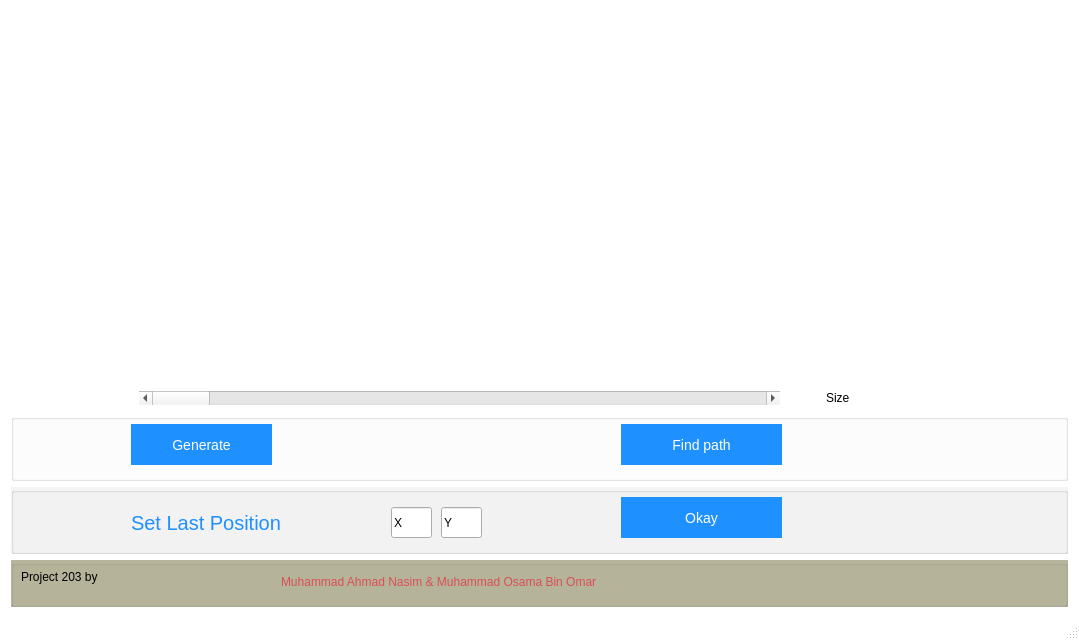
Before: the Qt Designer form osama.ui in bullheadandplato/DijkstraShortpathQTandOpenGL, drawn with Qt 5.
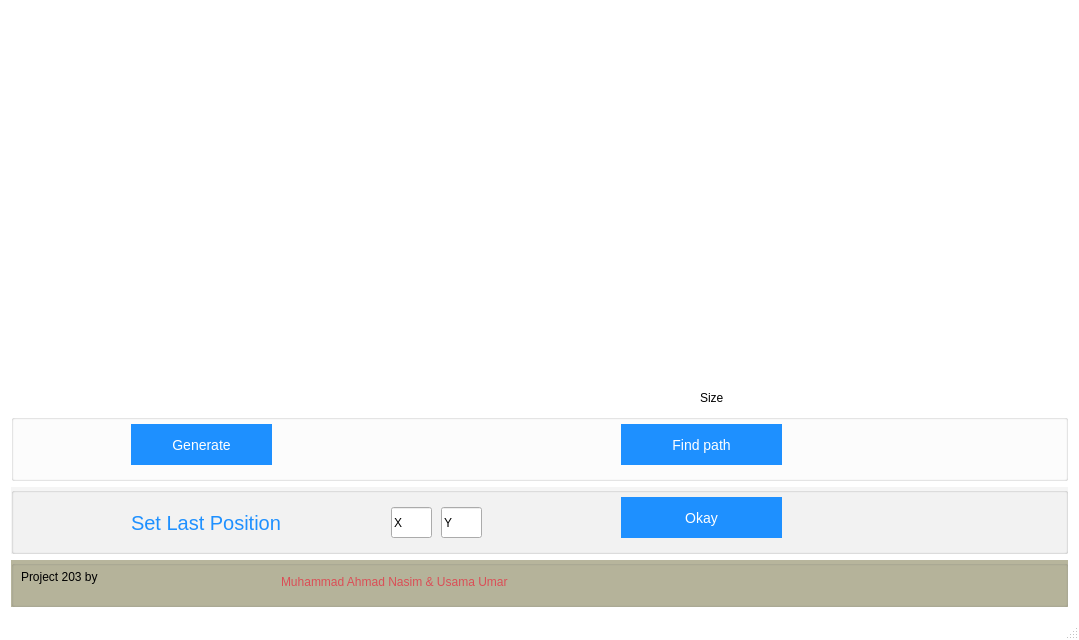
After: the same form once the commit is applied. Custom widgets are drawn as their Qt base class.

```diff
--- a/osama.ui
+++ b/osama.ui
@@ -87,19 +87,6 @@
         </property>
        </spacer>
       </item>
-      <item>
-       <widget class="QScrollBar" name="horizontalScrollBar">
-        <property name="sizePolicy">
-         <sizepolicy hsizetype="Preferred" vsizetype="Fixed">
-          <horstretch>100</horstretch>
-          <verstretch>0</verstretch>
-         </sizepolicy>
-        </property>
-        <property name="orientation">
-         <enum>Qt::Horizontal</enum>
-        </property>
-       </widget>
-      </item>
       <item>
        <spacer name="horizontalSpacer_4">
         <property name="orientation">
@@ -308,7 +295,7 @@
         </sizepolicy>
        </property>
        <property name="text">
-        <string>Muhammad Ahmad Nasim &amp; Muhammad Osama Bin Omar</string>
+        <string>Muhammad Ahmad Nasim &amp; Usama Umar</string>
        </property>
       </widget>
      </widget>
```
Left out of the diff: 39 changed lines with no effect on the pictures.
